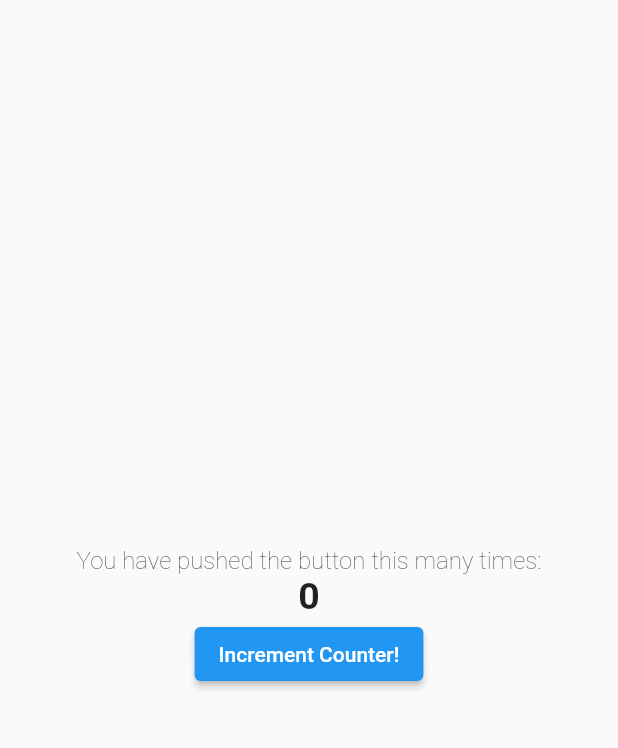
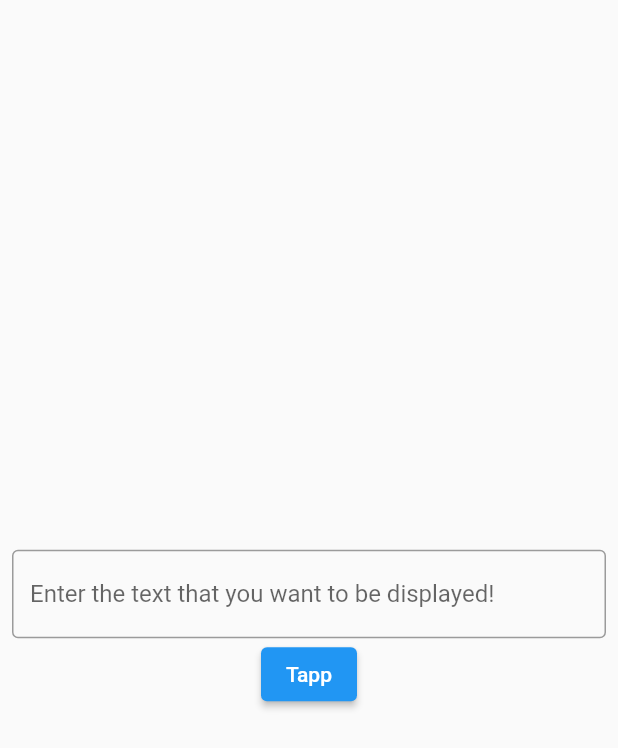
Before and after one commit to abhilashkgeorge/flutter-dev, a Flutter app: the screen it shows after launch, on a phone screen of 412 x 824 dp. Shown: the top 748 px of the screen. Run offline on Flutter 3.47's test engine with Material 2 defaults, Android fonts, the phone set to English and light mode, and no system bars.

Commit message:
Finished with text feild lessons

```diff
--- a/lib/main.dart
+++ b/lib/main.dart
@@ -1,8 +1,9 @@
-import "package:coolapp/pages/HomePage.dart";
-import "package:coolapp/pages/counter_page.dart";
-import "package:coolapp/pages/first_page.dart";
-import "package:coolapp/pages/logout_page.dart";
-import "package:coolapp/pages/settings.dart";
+// import "package:coolapp/pages/HomePage.dart";
+// import "package:coolapp/pages/counter_page.dart";
+// import "package:coolapp/pages/first_page.dart";
+// import "package:coolapp/pages/logout_page.dart";
+// import "package:coolapp/pages/settings.dart";
+import "package:coolapp/pages/todo_page.dart";
 import "package:flutter/material.dart";
 
 void main() {
@@ -18,14 +19,14 @@ class MyAPP extends StatelessWidget {
 
   @override
   Widget build(BuildContext context) {
-    return  MaterialApp(
+    return const MaterialApp(
       debugShowCheckedModeBanner: false,
-      home: CounterPage(),
-      routes: {
-        '/homepage': (context) => const homePage(),
-        '/settingspage':(context) => const SettingsPage(),
-        '/logoutpage':(context) => const LogoutPage()
-      },
+      home: TodoPage(),
+      // routes: {
+      //   '/homepage': (context) => const homePage(),
+      //   '/settingspage':(context) => const SettingsPage(),
+      //   '/logoutpage':(context) => const LogoutPage()
+      // },
     );
   }
 }
--- a/lib/pages/counter_page.dart
+++ b/lib/pages/counter_page.dart
@@ -16,6 +16,12 @@ class _CounterPageState extends State<CounterPage> {
   void _incrementCounter() {
     setState(() {
       _counter++;
+    });
+  }
+
+  void _resetCounter() {
+    setState(() {
+      _counter = 0;
     });
   }
 
@@ -39,7 +45,11 @@ class _CounterPageState extends State<CounterPage> {
 
 
             ElevatedButton(onPressed: _incrementCounter, child:
-            const Text('Increment Counter!'))
+            const Text('Increment Counter!')),
+
+            ElevatedButton(onPressed: _resetCounter, child:
+            const Text("Reset the counter!",
+            style: TextStyle(fontSize: 20),),)
           ],
         ),
       ),
--- /dev/null
+++ b/lib/pages/todo_page.dart
@@ -0,0 +1,55 @@
+import 'package:flutter/material.dart';
+
+class TodoPage extends StatefulWidget {
+  const TodoPage({super.key});
+
+  @override
+  State<TodoPage> createState() => _TodoPageState();
+}
+
+class _TodoPageState extends State<TodoPage> {
+
+
+  TextEditingController mainController = TextEditingController();
+
+  String greetingMessage = '';
+
+
+  void _greetUser() {
+
+    String inputtedText = mainController.text;
+
+    setState(() {
+      greetingMessage = 'Text:$inputtedText';
+    });
+  }
+  @override
+  Widget build(BuildContext context) {
+    return Scaffold(
+      body: Center(
+        child: SafeArea(
+          child: Padding(
+            padding: const EdgeInsets.all(8.0),
+            child: Column(
+              mainAxisAlignment: MainAxisAlignment.center,
+              children: [
+
+                Text(greetingMessage),
+
+                TextField(
+                  controller: mainController,
+                  decoration: const InputDecoration(
+                    border: OutlineInputBorder(),
+                    hintText: 'Enter the text that you want to be displayed!'
+                  ),
+                ),
+                ElevatedButton(onPressed: _greetUser, child:
+                Text('Tapp'))
+              ],
+            ),
+          ),
+        ),
+      ),
+    );
+  }
+}
```
